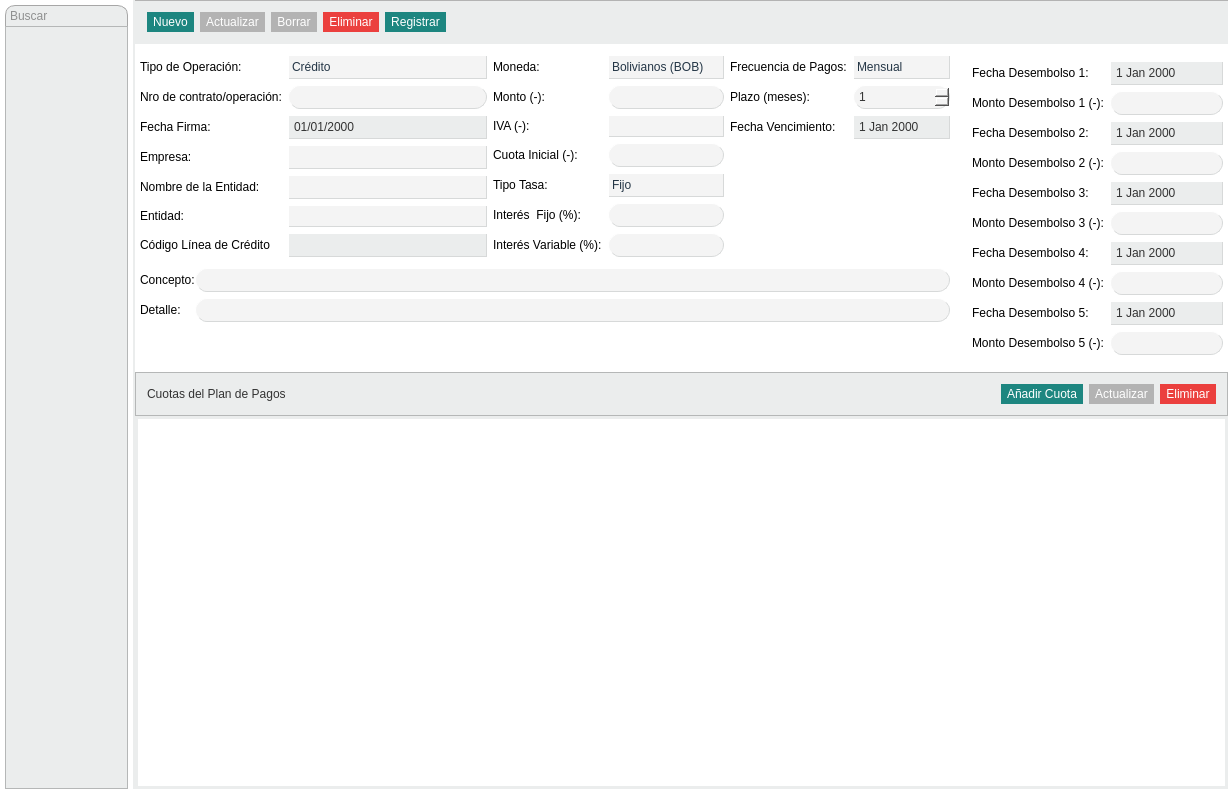
Above: Finanzas/PlanDePagos.ui from altitude-solutions/Finanzas before the change. Below: the same form after it.
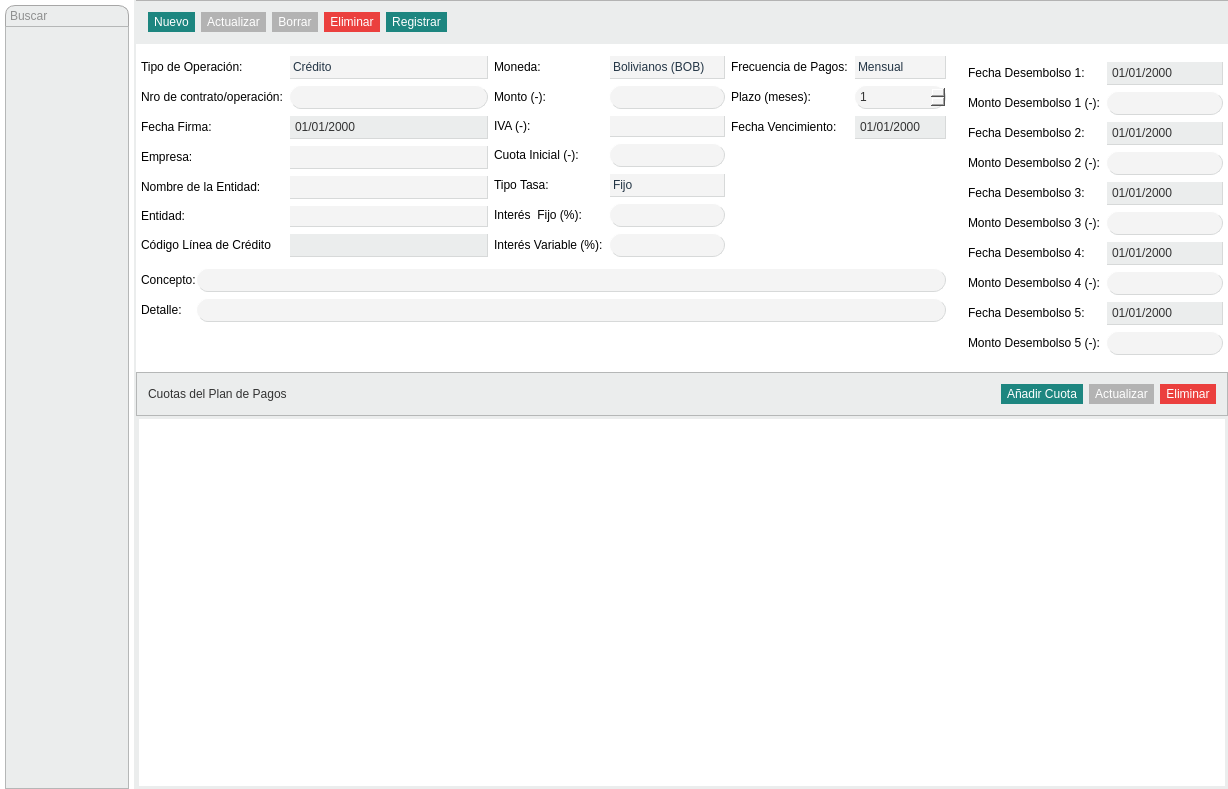
That is the form after the change. Icons and pictures are not drawn. Custom widgets are drawn as their Qt base class.

Commit message: all date formats to dd/MM/yyyy

```diff
--- a/Finanzas/PlanDePagos.ui
+++ b/Finanzas/PlanDePagos.ui
@@ -1511,6 +1511,9 @@
 
 </string>
                     </property>
+                    <property name="displayFormat">
+                     <string>dd/MM/yyyy</string>
+                    </property>
                     <property name="calendarPopup">
                      <bool>true</bool>
                     </property>
@@ -1768,6 +1771,9 @@
 
 </string>
                  </property>
+                 <property name="displayFormat">
+                  <string>dd/MM/yyyy</string>
+                 </property>
                  <property name="calendarPopup">
                   <bool>true</bool>
                  </property>
@@ -1955,6 +1961,9 @@
 
 </string>
                  </property>
+                 <property name="displayFormat">
+                  <string>dd/MM/yyyy</string>
+                 </property>
                  <property name="calendarPopup">
                   <bool>true</bool>
                  </property>
@@ -2188,6 +2197,9 @@
 
 </string>
                  </property>
+                 <property name="displayFormat">
+                  <string>dd/MM/yyyy</string>
+                 </property>
                  <property name="calendarPopup">
                   <bool>true</bool>
                  </property>
@@ -2375,6 +2387,9 @@
 
 </string>
                  </property>
+                 <property name="displayFormat">
+                  <string>dd/MM/yyyy</string>
+                 </property>
                  <property name="calendarPopup">
                   <bool>true</bool>
                  </property>
@@ -2555,6 +2570,9 @@
 
 </string>
                  </property>
+                 <property name="displayFormat">
+                  <string>dd/MM/yyyy</string>
+                 </property>
                  <property name="calendarPopup">
                   <bool>true</bool>
                  </property>
```
The commit also changes 7 other files.
